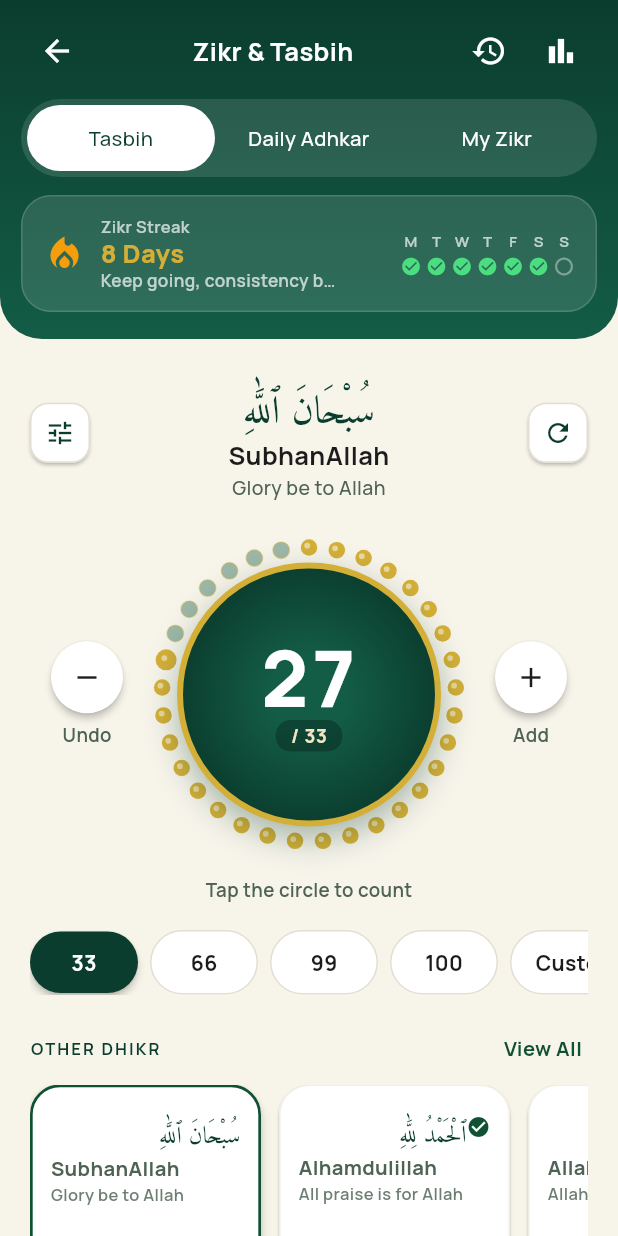
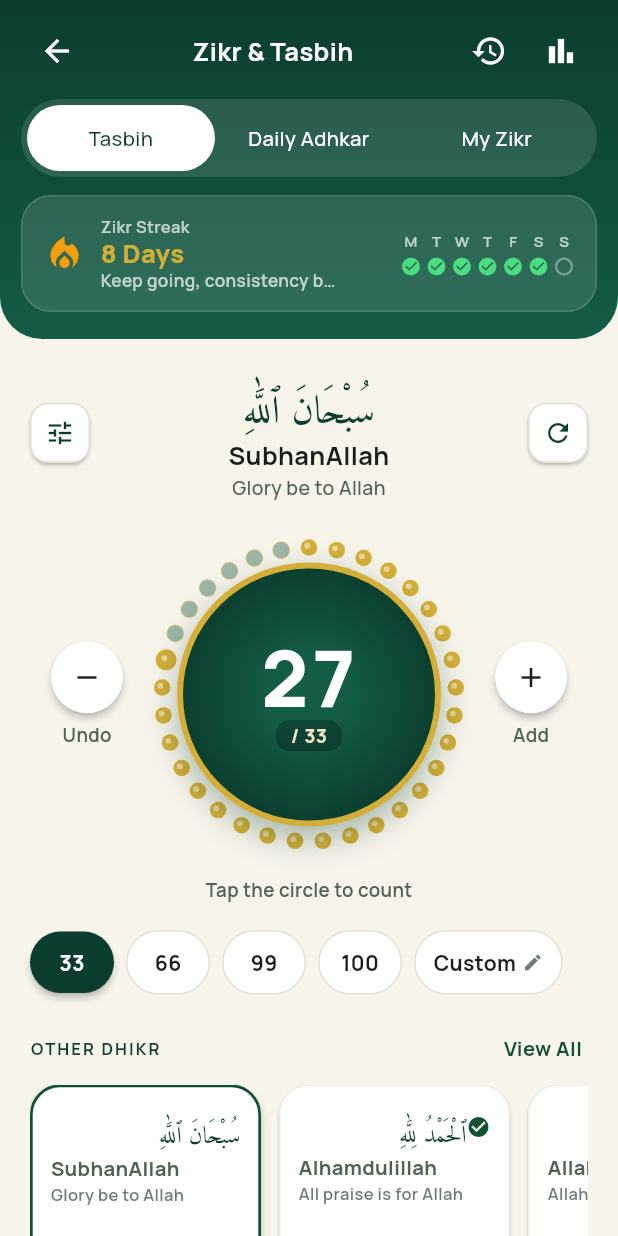
Before and after one commit to zeeaihistory2026-cpu/Noor-Ai, a Flutter app: the ZikrTasbihScreen screen opened directly, on a phone screen of 412 x 824 dp. Run offline on Flutter 3.47's test engine with Material 3 defaults, Android fonts, the phone set to English and light mode, and no system bars; our stand-ins replace cloud_firestore, firebase_auth, firebase_core, flutter_local_notifications, flutter_timezone, google_fonts and 4 more; missing offline and left inert: app_settings; accounts and stored records are empty; network calls fail.

Commit message:
Polish target chips sizing and update golden preview for Zikr Tasbih screen

```diff
--- a/lib/screens/worship/zikr_tasbih_screen.dart
+++ b/lib/screens/worship/zikr_tasbih_screen.dart
@@ -1064,7 +1064,7 @@ class _ZikrTasbihScreenState extends State<ZikrTasbihScreen>
           onTap: () => _setTarget(t),
           borderRadius: BorderRadius.circular(NoorRadius.chip),
           child: Container(
-            width: 72,
+            width: 56,
             padding: const EdgeInsets.symmetric(vertical: 10),
             alignment: Alignment.center,
             decoration: BoxDecoration(
@@ -1095,7 +1095,7 @@ class _ZikrTasbihScreenState extends State<ZikrTasbihScreen>
         onTap: _openCustomTargetDialog,
         borderRadius: BorderRadius.circular(NoorRadius.chip),
         child: Container(
-          padding: const EdgeInsets.symmetric(horizontal: 16, vertical: 10),
+          padding: const EdgeInsets.symmetric(horizontal: 12, vertical: 10),
           alignment: Alignment.center,
           decoration: BoxDecoration(
             borderRadius: BorderRadius.circular(NoorRadius.chip),
```
Also changed, not shown: previews/tasbih07.png.
